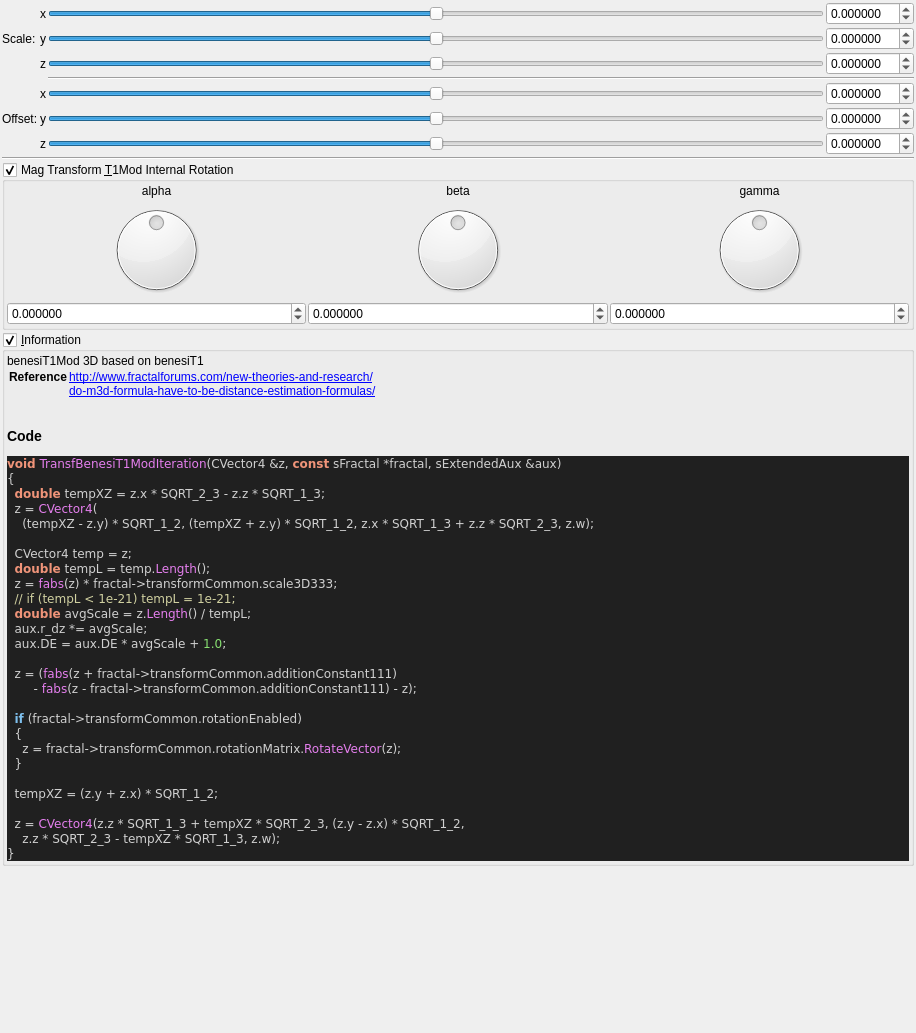
buddhi1980/mandelbulber2, file mandelbulber2/formula/ui/fractal_transf_benesi_t1_mod.ui: the form before one commit.
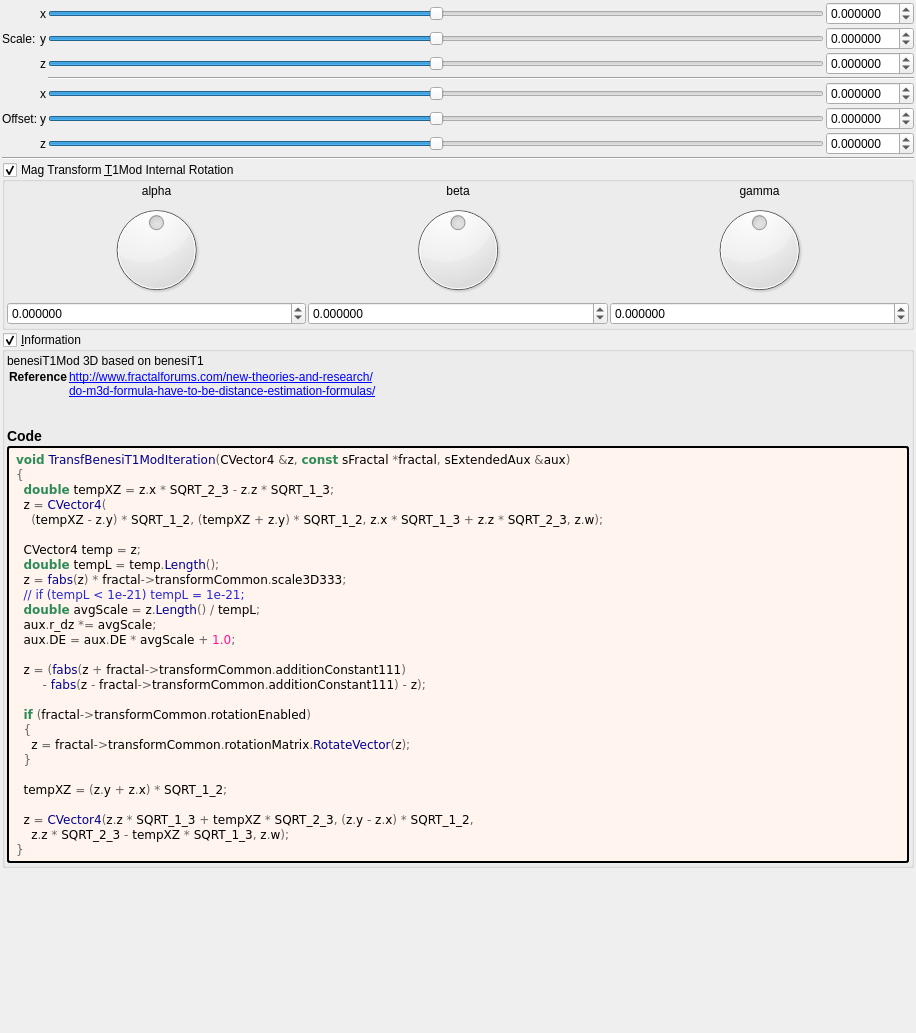
The form after the commit. Custom widgets are drawn as their Qt base class.

```diff
--- a/mandelbulber2/formula/ui/fractal_transf_benesi_t1_mod.ui
+++ b/mandelbulber2/formula/ui/fractal_transf_benesi_t1_mod.ui
@@ -649,42 +649,57 @@
        <number>2</number>
       </property>
       <item>
-       <widget class="QLabel" name="label_code_content">
+	   <widget class="QLabel" name="label_information_general">
         <property name="text">
          <string notr="true">&lt;p&gt;benesiT1Mod  3D based on benesiT1&lt;/p&gt;&lt;table&gt;
 &lt;tr&gt;&lt;th&gt;Reference&lt;/th&gt;&lt;td&gt;&lt;a href=&quot;http://www.fractalforums.com/new-theories-and-research/&quot;&gt;http://www.fractalforums.com/new-theories-and-research/&lt;br&gt;
 &lt;a href=&quot;do-m3d-formula-have-to-be-distance-estimation-formulas/&quot;&gt;do-m3d-formula-have-to-be-distance-estimation-formulas/&lt;br&gt;
 &lt;/td&gt;&lt;/tr&gt;
 &lt;/table&gt;
-&lt;h3&gt;Code&lt;/h3&gt;
-&lt;body style=&quot;background-color:#202020&quot;&gt;
-&lt;pre style=&quot;color:#d0d0d0; background-color:#202020;  font-family:'Courier New',monospace;&quot;&gt;&lt;span style=&quot;color:#f09479; font-weight:bold&quot;&gt;void&lt;/span&gt; &lt;span style=&quot;color:#e47eed&quot;&gt;TransfBenesiT1ModIteration&lt;/span&gt;&lt;span style=&quot;color:#d0d0d0&quot;&gt;(&lt;/span&gt;CVector4 &lt;span style=&quot;color:#d0d0d0&quot;&gt;&amp;amp;&lt;/span&gt;z&lt;span style=&quot;color:#d0d0d0&quot;&gt;,&lt;/span&gt; &lt;span style=&quot;color:#f09479; font-weight:bold&quot;&gt;const&lt;/span&gt; sFractal &lt;span style=&quot;color:#d0d0d0&quot;&gt;*&lt;/span&gt;fractal&lt;span style=&quot;color:#d0d0d0&quot;&gt;,&lt;/span&gt; sExtendedAux &lt;span style=&quot;color:#d0d0d0&quot;&gt;&amp;amp;&lt;/span&gt;aux&lt;span style=&quot;color:#d0d0d0&quot;&gt;)&lt;/span&gt;
-&lt;span style=&quot;color:#d0d0d0&quot;&gt;{&lt;/span&gt;
-  &lt;span style=&quot;color:#f09479; font-weight:bold&quot;&gt;double&lt;/span&gt; tempXZ &lt;span style=&quot;color:#d0d0d0&quot;&gt;=&lt;/span&gt; z&lt;span style=&quot;color:#d0d0d0&quot;&gt;.&lt;/span&gt;x &lt;span style=&quot;color:#d0d0d0&quot;&gt;*&lt;/span&gt; SQRT_2_3 &lt;span style=&quot;color:#d0d0d0&quot;&gt;-&lt;/span&gt; z&lt;span style=&quot;color:#d0d0d0&quot;&gt;.&lt;/span&gt;z &lt;span style=&quot;color:#d0d0d0&quot;&gt;*&lt;/span&gt; SQRT_1_3&lt;span style=&quot;color:#d0d0d0&quot;&gt;;&lt;/span&gt;
-  z &lt;span style=&quot;color:#d0d0d0&quot;&gt;=&lt;/span&gt; &lt;span style=&quot;color:#e47eed&quot;&gt;CVector4&lt;/span&gt;&lt;span style=&quot;color:#d0d0d0&quot;&gt;(&lt;/span&gt;
-    &lt;span style=&quot;color:#d0d0d0&quot;&gt;(&lt;/span&gt;tempXZ &lt;span style=&quot;color:#d0d0d0&quot;&gt;-&lt;/span&gt; z&lt;span style=&quot;color:#d0d0d0&quot;&gt;.&lt;/span&gt;y&lt;span style=&quot;color:#d0d0d0&quot;&gt;) *&lt;/span&gt; SQRT_1_2&lt;span style=&quot;color:#d0d0d0&quot;&gt;, (&lt;/span&gt;tempXZ &lt;span style=&quot;color:#d0d0d0&quot;&gt;+&lt;/span&gt; z&lt;span style=&quot;color:#d0d0d0&quot;&gt;.&lt;/span&gt;y&lt;span style=&quot;color:#d0d0d0&quot;&gt;) *&lt;/span&gt; SQRT_1_2&lt;span style=&quot;color:#d0d0d0&quot;&gt;,&lt;/span&gt; z&lt;span style=&quot;color:#d0d0d0&quot;&gt;.&lt;/span&gt;x &lt;span style=&quot;color:#d0d0d0&quot;&gt;*&lt;/span&gt; SQRT_1_3 &lt;span style=&quot;color:#d0d0d0&quot;&gt;+&lt;/span&gt; z&lt;span style=&quot;color:#d0d0d0&quot;&gt;.&lt;/span&gt;z &lt;span style=&quot;color:#d0d0d0&quot;&gt;*&lt;/span&gt; SQRT_2_3&lt;span style=&quot;color:#d0d0d0&quot;&gt;,&lt;/span&gt; z&lt;span style=&quot;color:#d0d0d0&quot;&gt;.&lt;/span&gt;w&lt;span style=&quot;color:#d0d0d0&quot;&gt;);&lt;/span&gt;
+&lt;h3&gt;Code&lt;/h3&gt;</string>
+		</property>
+		<property name="wordWrap">
+		 <bool>true</bool>
+		</property>
+		<property name="openExternalLinks">
+		 <bool>true</bool>
+		</property>
+		<property name="textInteractionFlags">
+		 <set>Qt::LinksAccessibleByMouse|Qt::TextSelectableByMouse</set>
+		</property>
+		</widget>
+	   </item>
+	   <item>
+	    <widget class="QLabel" name="label_code_content">
+		 <property name="text">
+		  <string notr="true">&lt;body style=&quot;background-color:#fff5ee&quot;&gt;
+&lt;pre style=&quot;color:#000000; background-color:#fff5ee;  font-family:'Courier New',monospace;&quot;&gt;&lt;span style=&quot;color:#2e8b57; font-weight:bold&quot;&gt;void&lt;/span&gt; &lt;span style=&quot;color:#00008f&quot;&gt;TransfBenesiT1ModIteration&lt;/span&gt;&lt;span style=&quot;color:#676767&quot;&gt;(&lt;/span&gt;CVector4 &lt;span style=&quot;color:#676767&quot;&gt;&amp;amp;&lt;/span&gt;z&lt;span style=&quot;color:#676767&quot;&gt;,&lt;/span&gt; &lt;span style=&quot;color:#2e8b57; font-weight:bold&quot;&gt;const&lt;/span&gt; sFractal &lt;span style=&quot;color:#676767&quot;&gt;*&lt;/span&gt;fractal&lt;span style=&quot;color:#676767&quot;&gt;,&lt;/span&gt; sExtendedAux &lt;span style=&quot;color:#676767&quot;&gt;&amp;amp;&lt;/span&gt;aux&lt;span style=&quot;color:#676767&quot;&gt;)&lt;/span&gt;
+&lt;span style=&quot;color:#676767&quot;&gt;{&lt;/span&gt;
+  &lt;span style=&quot;color:#2e8b57; font-weight:bold&quot;&gt;double&lt;/span&gt; tempXZ &lt;span style=&quot;color:#676767&quot;&gt;=&lt;/span&gt; z&lt;span style=&quot;color:#676767&quot;&gt;.&lt;/span&gt;x &lt;span style=&quot;color:#676767&quot;&gt;*&lt;/span&gt; SQRT_2_3 &lt;span style=&quot;color:#676767&quot;&gt;-&lt;/span&gt; z&lt;span style=&quot;color:#676767&quot;&gt;.&lt;/span&gt;z &lt;span style=&quot;color:#676767&quot;&gt;*&lt;/span&gt; SQRT_1_3&lt;span style=&quot;color:#676767&quot;&gt;;&lt;/span&gt;
+  z &lt;span style=&quot;color:#676767&quot;&gt;=&lt;/span&gt; &lt;span style=&quot;color:#00008f&quot;&gt;CVector4&lt;/span&gt;&lt;span style=&quot;color:#676767&quot;&gt;(&lt;/span&gt;
+    &lt;span style=&quot;color:#676767&quot;&gt;(&lt;/span&gt;tempXZ &lt;span style=&quot;color:#676767&quot;&gt;-&lt;/span&gt; z&lt;span style=&quot;color:#676767&quot;&gt;.&lt;/span&gt;y&lt;span style=&quot;color:#676767&quot;&gt;) *&lt;/span&gt; SQRT_1_2&lt;span style=&quot;color:#676767&quot;&gt;, (&lt;/span&gt;tempXZ &lt;span style=&quot;color:#676767&quot;&gt;+&lt;/span&gt; z&lt;span style=&quot;color:#676767&quot;&gt;.&lt;/span&gt;y&lt;span style=&quot;color:#676767&quot;&gt;) *&lt;/span&gt; SQRT_1_2&lt;span style=&quot;color:#676767&quot;&gt;,&lt;/span&gt; z&lt;span style=&quot;color:#676767&quot;&gt;.&lt;/span&gt;x &lt;span style=&quot;color:#676767&quot;&gt;*&lt;/span&gt; SQRT_1_3 &lt;span style=&quot;color:#676767&quot;&gt;+&lt;/span&gt; z&lt;span style=&quot;color:#676767&quot;&gt;.&lt;/span&gt;z &lt;span style=&quot;color:#676767&quot;&gt;*&lt;/span&gt; SQRT_2_3&lt;span style=&quot;color:#676767&quot;&gt;,&lt;/span&gt; z&lt;span style=&quot;color:#676767&quot;&gt;.&lt;/span&gt;w&lt;span style=&quot;color:#676767&quot;&gt;);&lt;/span&gt;
 
-  CVector4 temp &lt;span style=&quot;color:#d0d0d0&quot;&gt;=&lt;/span&gt; z&lt;span style=&quot;color:#d0d0d0&quot;&gt;;&lt;/span&gt;
-  &lt;span style=&quot;color:#f09479; font-weight:bold&quot;&gt;double&lt;/span&gt; tempL &lt;span style=&quot;color:#d0d0d0&quot;&gt;=&lt;/span&gt; temp&lt;span style=&quot;color:#d0d0d0&quot;&gt;.&lt;/span&gt;&lt;span style=&quot;color:#e47eed&quot;&gt;Length&lt;/span&gt;&lt;span style=&quot;color:#d0d0d0&quot;&gt;();&lt;/span&gt;
-  z &lt;span style=&quot;color:#d0d0d0&quot;&gt;=&lt;/span&gt; &lt;span style=&quot;color:#e47eed&quot;&gt;fabs&lt;/span&gt;&lt;span style=&quot;color:#d0d0d0&quot;&gt;(&lt;/span&gt;z&lt;span style=&quot;color:#d0d0d0&quot;&gt;) *&lt;/span&gt; fractal&lt;span style=&quot;color:#d0d0d0&quot;&gt;-&amp;gt;&lt;/span&gt;transformCommon&lt;span style=&quot;color:#d0d0d0&quot;&gt;.&lt;/span&gt;scale3D333&lt;span style=&quot;color:#d0d0d0&quot;&gt;;&lt;/span&gt;
-  &lt;span style=&quot;color:#d0d0a0&quot;&gt;// if (tempL &amp;lt; 1e-21) tempL = 1e-21;&lt;/span&gt;
-  &lt;span style=&quot;color:#f09479; font-weight:bold&quot;&gt;double&lt;/span&gt; avgScale &lt;span style=&quot;color:#d0d0d0&quot;&gt;=&lt;/span&gt; z&lt;span style=&quot;color:#d0d0d0&quot;&gt;.&lt;/span&gt;&lt;span style=&quot;color:#e47eed&quot;&gt;Length&lt;/span&gt;&lt;span style=&quot;color:#d0d0d0&quot;&gt;() /&lt;/span&gt; tempL&lt;span style=&quot;color:#d0d0d0&quot;&gt;;&lt;/span&gt;
-  aux&lt;span style=&quot;color:#d0d0d0&quot;&gt;.&lt;/span&gt;r_dz &lt;span style=&quot;color:#d0d0d0&quot;&gt;*=&lt;/span&gt; avgScale&lt;span style=&quot;color:#d0d0d0&quot;&gt;;&lt;/span&gt;
-  aux&lt;span style=&quot;color:#d0d0d0&quot;&gt;.&lt;/span&gt;DE &lt;span style=&quot;color:#d0d0d0&quot;&gt;=&lt;/span&gt; aux&lt;span style=&quot;color:#d0d0d0&quot;&gt;.&lt;/span&gt;DE &lt;span style=&quot;color:#d0d0d0&quot;&gt;*&lt;/span&gt; avgScale &lt;span style=&quot;color:#d0d0d0&quot;&gt;+&lt;/span&gt; &lt;span style=&quot;color:#87df71&quot;&gt;1.0&lt;/span&gt;&lt;span style=&quot;color:#d0d0d0&quot;&gt;;&lt;/span&gt;
+  CVector4 temp &lt;span style=&quot;color:#676767&quot;&gt;=&lt;/span&gt; z&lt;span style=&quot;color:#676767&quot;&gt;;&lt;/span&gt;
+  &lt;span style=&quot;color:#2e8b57; font-weight:bold&quot;&gt;double&lt;/span&gt; tempL &lt;span style=&quot;color:#676767&quot;&gt;=&lt;/span&gt; temp&lt;span style=&quot;color:#676767&quot;&gt;.&lt;/span&gt;&lt;span style=&quot;color:#00008f&quot;&gt;Length&lt;/span&gt;&lt;span style=&quot;color:#676767&quot;&gt;();&lt;/span&gt;
+  z &lt;span style=&quot;color:#676767&quot;&gt;=&lt;/span&gt; &lt;span style=&quot;color:#00008f&quot;&gt;fabs&lt;/span&gt;&lt;span style=&quot;color:#676767&quot;&gt;(&lt;/span&gt;z&lt;span style=&quot;color:#676767&quot;&gt;) *&lt;/span&gt; fractal&lt;span style=&quot;color:#676767&quot;&gt;-&amp;gt;&lt;/span&gt;transformCommon&lt;span style=&quot;color:#676767&quot;&gt;.&lt;/span&gt;scale3D333&lt;span style=&quot;color:#676767&quot;&gt;;&lt;/span&gt;
+  &lt;span style=&quot;color:#2929cc&quot;&gt;// if (tempL &amp;lt; 1e-21) tempL = 1e-21;&lt;/span&gt;
+  &lt;span style=&quot;color:#2e8b57; font-weight:bold&quot;&gt;double&lt;/span&gt; avgScale &lt;span style=&quot;color:#676767&quot;&gt;=&lt;/span&gt; z&lt;span style=&quot;color:#676767&quot;&gt;.&lt;/span&gt;&lt;span style=&quot;color:#00008f&quot;&gt;Length&lt;/span&gt;&lt;span style=&quot;color:#676767&quot;&gt;() /&lt;/span&gt; tempL&lt;span style=&quot;color:#676767&quot;&gt;;&lt;/span&gt;
+  aux&lt;span style=&quot;color:#676767&quot;&gt;.&lt;/span&gt;r_dz &lt;span style=&quot;color:#676767&quot;&gt;*=&lt;/span&gt; avgScale&lt;span style=&quot;color:#676767&quot;&gt;;&lt;/span&gt;
+  aux&lt;span style=&quot;color:#676767&quot;&gt;.&lt;/span&gt;DE &lt;span style=&quot;color:#676767&quot;&gt;=&lt;/span&gt; aux&lt;span style=&quot;color:#676767&quot;&gt;.&lt;/span&gt;DE &lt;span style=&quot;color:#676767&quot;&gt;*&lt;/span&gt; avgScale &lt;span style=&quot;color:#676767&quot;&gt;+&lt;/span&gt; &lt;span style=&quot;color:#ff1493&quot;&gt;1.0&lt;/span&gt;&lt;span style=&quot;color:#676767&quot;&gt;;&lt;/span&gt;
 
-  z &lt;span style=&quot;color:#d0d0d0&quot;&gt;= (&lt;/span&gt;&lt;span style=&quot;color:#e47eed&quot;&gt;fabs&lt;/span&gt;&lt;span style=&quot;color:#d0d0d0&quot;&gt;(&lt;/span&gt;z &lt;span style=&quot;color:#d0d0d0&quot;&gt;+&lt;/span&gt; fractal&lt;span style=&quot;color:#d0d0d0&quot;&gt;-&amp;gt;&lt;/span&gt;transformCommon&lt;span style=&quot;color:#d0d0d0&quot;&gt;.&lt;/span&gt;additionConstant111&lt;span style=&quot;color:#d0d0d0&quot;&gt;)&lt;/span&gt;
-       &lt;span style=&quot;color:#d0d0d0&quot;&gt;-&lt;/span&gt; &lt;span style=&quot;color:#e47eed&quot;&gt;fabs&lt;/span&gt;&lt;span style=&quot;color:#d0d0d0&quot;&gt;(&lt;/span&gt;z &lt;span style=&quot;color:#d0d0d0&quot;&gt;-&lt;/span&gt; fractal&lt;span style=&quot;color:#d0d0d0&quot;&gt;-&amp;gt;&lt;/span&gt;transformCommon&lt;span style=&quot;color:#d0d0d0&quot;&gt;.&lt;/span&gt;additionConstant111&lt;span style=&quot;color:#d0d0d0&quot;&gt;) -&lt;/span&gt; z&lt;span style=&quot;color:#d0d0d0&quot;&gt;);&lt;/span&gt;
+  z &lt;span style=&quot;color:#676767&quot;&gt;= (&lt;/span&gt;&lt;span style=&quot;color:#00008f&quot;&gt;fabs&lt;/span&gt;&lt;span style=&quot;color:#676767&quot;&gt;(&lt;/span&gt;z &lt;span style=&quot;color:#676767&quot;&gt;+&lt;/span&gt; fractal&lt;span style=&quot;color:#676767&quot;&gt;-&amp;gt;&lt;/span&gt;transformCommon&lt;span style=&quot;color:#676767&quot;&gt;.&lt;/span&gt;additionConstant111&lt;span style=&quot;color:#676767&quot;&gt;)&lt;/span&gt;
+       &lt;span style=&quot;color:#676767&quot;&gt;-&lt;/span&gt; &lt;span style=&quot;color:#00008f&quot;&gt;fabs&lt;/span&gt;&lt;span style=&quot;color:#676767&quot;&gt;(&lt;/span&gt;z &lt;span style=&quot;color:#676767&quot;&gt;-&lt;/span&gt; fractal&lt;span style=&quot;color:#676767&quot;&gt;-&amp;gt;&lt;/span&gt;transformCommon&lt;span style=&quot;color:#676767&quot;&gt;.&lt;/span&gt;additionConstant111&lt;span style=&quot;color:#676767&quot;&gt;) -&lt;/span&gt; z&lt;span style=&quot;color:#676767&quot;&gt;);&lt;/span&gt;
 
-  &lt;span style=&quot;color:#7ec0ee; font-weight:bold&quot;&gt;if&lt;/span&gt; &lt;span style=&quot;color:#d0d0d0&quot;&gt;(&lt;/span&gt;fractal&lt;span style=&quot;color:#d0d0d0&quot;&gt;-&amp;gt;&lt;/span&gt;transformCommon&lt;span style=&quot;color:#d0d0d0&quot;&gt;.&lt;/span&gt;rotationEnabled&lt;span style=&quot;color:#d0d0d0&quot;&gt;)&lt;/span&gt;
-  &lt;span style=&quot;color:#d0d0d0&quot;&gt;{&lt;/span&gt;
-    z &lt;span style=&quot;color:#d0d0d0&quot;&gt;=&lt;/span&gt; fractal&lt;span style=&quot;color:#d0d0d0&quot;&gt;-&amp;gt;&lt;/span&gt;transformCommon&lt;span style=&quot;color:#d0d0d0&quot;&gt;.&lt;/span&gt;rotationMatrix&lt;span style=&quot;color:#d0d0d0&quot;&gt;.&lt;/span&gt;&lt;span style=&quot;color:#e47eed&quot;&gt;RotateVector&lt;/span&gt;&lt;span style=&quot;color:#d0d0d0&quot;&gt;(&lt;/span&gt;z&lt;span style=&quot;color:#d0d0d0&quot;&gt;);&lt;/span&gt;
-  &lt;span style=&quot;color:#d0d0d0&quot;&gt;}&lt;/span&gt;
+  &lt;span style=&quot;color:#2e8b57; font-weight:bold&quot;&gt;if&lt;/span&gt; &lt;span style=&quot;color:#676767&quot;&gt;(&lt;/span&gt;fractal&lt;span style=&quot;color:#676767&quot;&gt;-&amp;gt;&lt;/span&gt;transformCommon&lt;span style=&quot;color:#676767&quot;&gt;.&lt;/span&gt;rotationEnabled&lt;span style=&quot;color:#676767&quot;&gt;)&lt;/span&gt;
+  &lt;span style=&quot;color:#676767&quot;&gt;{&lt;/span&gt;
+    z &lt;span style=&quot;color:#676767&quot;&gt;=&lt;/span&gt; fractal&lt;span style=&quot;color:#676767&quot;&gt;-&amp;gt;&lt;/span&gt;transformCommon&lt;span style=&quot;color:#676767&quot;&gt;.&lt;/span&gt;rotationMatrix&lt;span style=&quot;color:#676767&quot;&gt;.&lt;/span&gt;&lt;span style=&quot;color:#00008f&quot;&gt;RotateVector&lt;/span&gt;&lt;span style=&quot;color:#676767&quot;&gt;(&lt;/span&gt;z&lt;span style=&quot;color:#676767&quot;&gt;);&lt;/span&gt;
+  &lt;span style=&quot;color:#676767&quot;&gt;}&lt;/span&gt;
 
-  tempXZ &lt;span style=&quot;color:#d0d0d0&quot;&gt;= (&lt;/span&gt;z&lt;span style=&quot;color:#d0d0d0&quot;&gt;.&lt;/span&gt;y &lt;span style=&quot;color:#d0d0d0&quot;&gt;+&lt;/span&gt; z&lt;span style=&quot;color:#d0d0d0&quot;&gt;.&lt;/span&gt;x&lt;span style=&quot;color:#d0d0d0&quot;&gt;) *&lt;/span&gt; SQRT_1_2&lt;span style=&quot;color:#d0d0d0&quot;&gt;;&lt;/span&gt;
+  tempXZ &lt;span style=&quot;color:#676767&quot;&gt;= (&lt;/span&gt;z&lt;span style=&quot;color:#676767&quot;&gt;.&lt;/span&gt;y &lt;span style=&quot;color:#676767&quot;&gt;+&lt;/span&gt; z&lt;span style=&quot;color:#676767&quot;&gt;.&lt;/span&gt;x&lt;span style=&quot;color:#676767&quot;&gt;) *&lt;/span&gt; SQRT_1_2&lt;span style=&quot;color:#676767&quot;&gt;;&lt;/span&gt;
 
-  z &lt;span style=&quot;color:#d0d0d0&quot;&gt;=&lt;/span&gt; &lt;span style=&quot;color:#e47eed&quot;&gt;CVector4&lt;/span&gt;&lt;span style=&quot;color:#d0d0d0&quot;&gt;(&lt;/span&gt;z&lt;span style=&quot;color:#d0d0d0&quot;&gt;.&lt;/span&gt;z &lt;span style=&quot;color:#d0d0d0&quot;&gt;*&lt;/span&gt; SQRT_1_3 &lt;span style=&quot;color:#d0d0d0&quot;&gt;+&lt;/span&gt; tempXZ &lt;span style=&quot;color:#d0d0d0&quot;&gt;*&lt;/span&gt; SQRT_2_3&lt;span style=&quot;color:#d0d0d0&quot;&gt;, (&lt;/span&gt;z&lt;span style=&quot;color:#d0d0d0&quot;&gt;.&lt;/span&gt;y &lt;span style=&quot;color:#d0d0d0&quot;&gt;-&lt;/span&gt; z&lt;span style=&quot;color:#d0d0d0&quot;&gt;.&lt;/span&gt;x&lt;span style=&quot;color:#d0d0d0&quot;&gt;) *&lt;/span&gt; SQRT_1_2&lt;span style=&quot;color:#d0d0d0&quot;&gt;,&lt;/span&gt;
-    z&lt;span style=&quot;color:#d0d0d0&quot;&gt;.&lt;/span&gt;z &lt;span style=&quot;color:#d0d0d0&quot;&gt;*&lt;/span&gt; SQRT_2_3 &lt;span style=&quot;color:#d0d0d0&quot;&gt;-&lt;/span&gt; tempXZ &lt;span style=&quot;color:#d0d0d0&quot;&gt;*&lt;/span&gt; SQRT_1_3&lt;span style=&quot;color:#d0d0d0&quot;&gt;,&lt;/span&gt; z&lt;span style=&quot;color:#d0d0d0&quot;&gt;.&lt;/span&gt;w&lt;span style=&quot;color:#d0d0d0&quot;&gt;);&lt;/span&gt;
-&lt;span style=&quot;color:#d0d0d0&quot;&gt;}&lt;/span&gt;
+  z &lt;span style=&quot;color:#676767&quot;&gt;=&lt;/span&gt; &lt;span style=&quot;color:#00008f&quot;&gt;CVector4&lt;/span&gt;&lt;span style=&quot;color:#676767&quot;&gt;(&lt;/span&gt;z&lt;span style=&quot;color:#676767&quot;&gt;.&lt;/span&gt;z &lt;span style=&quot;color:#676767&quot;&gt;*&lt;/span&gt; SQRT_1_3 &lt;span style=&quot;color:#676767&quot;&gt;+&lt;/span&gt; tempXZ &lt;span style=&quot;color:#676767&quot;&gt;*&lt;/span&gt; SQRT_2_3&lt;span style=&quot;color:#676767&quot;&gt;, (&lt;/span&gt;z&lt;span style=&quot;color:#676767&quot;&gt;.&lt;/span&gt;y &lt;span style=&quot;color:#676767&quot;&gt;-&lt;/span&gt; z&lt;span style=&quot;color:#676767&quot;&gt;.&lt;/span&gt;x&lt;span style=&quot;color:#676767&quot;&gt;) *&lt;/span&gt; SQRT_1_2&lt;span style=&quot;color:#676767&quot;&gt;,&lt;/span&gt;
+    z&lt;span style=&quot;color:#676767&quot;&gt;.&lt;/span&gt;z &lt;span style=&quot;color:#676767&quot;&gt;*&lt;/span&gt; SQRT_2_3 &lt;span style=&quot;color:#676767&quot;&gt;-&lt;/span&gt; tempXZ &lt;span style=&quot;color:#676767&quot;&gt;*&lt;/span&gt; SQRT_1_3&lt;span style=&quot;color:#676767&quot;&gt;,&lt;/span&gt; z&lt;span style=&quot;color:#676767&quot;&gt;.&lt;/span&gt;w&lt;span style=&quot;color:#676767&quot;&gt;);&lt;/span&gt;
+&lt;span style=&quot;color:#676767&quot;&gt;}&lt;/span&gt;
 &lt;/pre&gt;
 &lt;/body&gt;</string>
         </property>
@@ -697,6 +712,9 @@
         <property name="textInteractionFlags">
          <set>Qt::LinksAccessibleByMouse|Qt::TextSelectableByMouse</set>
         </property>
+		 <property name="styleSheet">
+		  <string notr="true">border-style: outset; border-width: 2px; border-radius: 3px; border-color: black; background-color: #fff5ee; padding: 4px;</string>
+		  </property>
        </widget>
       </item>
      </layout>
```
Lines whose indentation alone changed are shown as unchanged.
